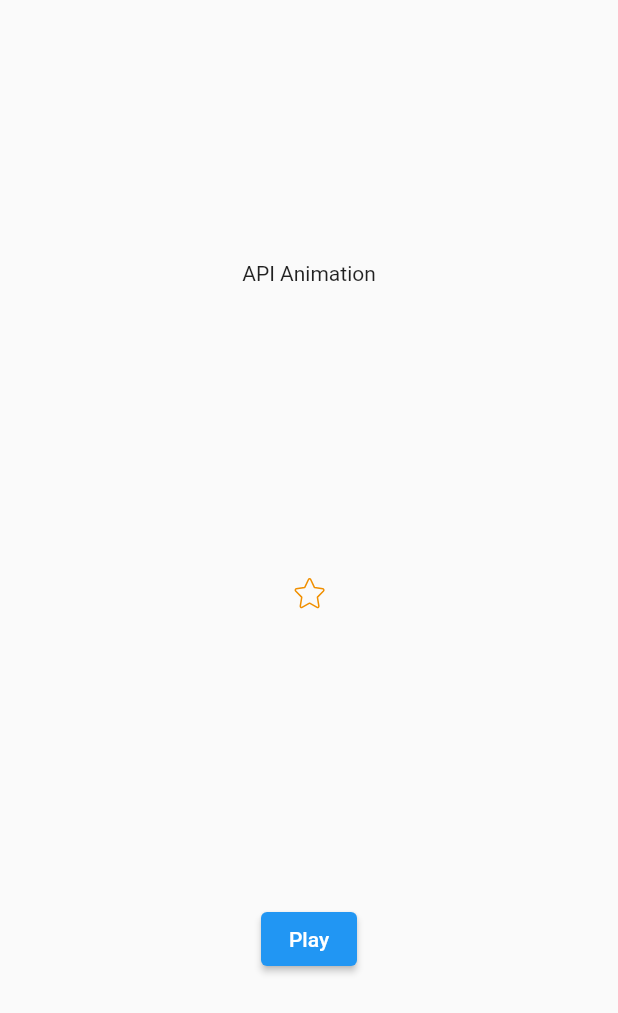
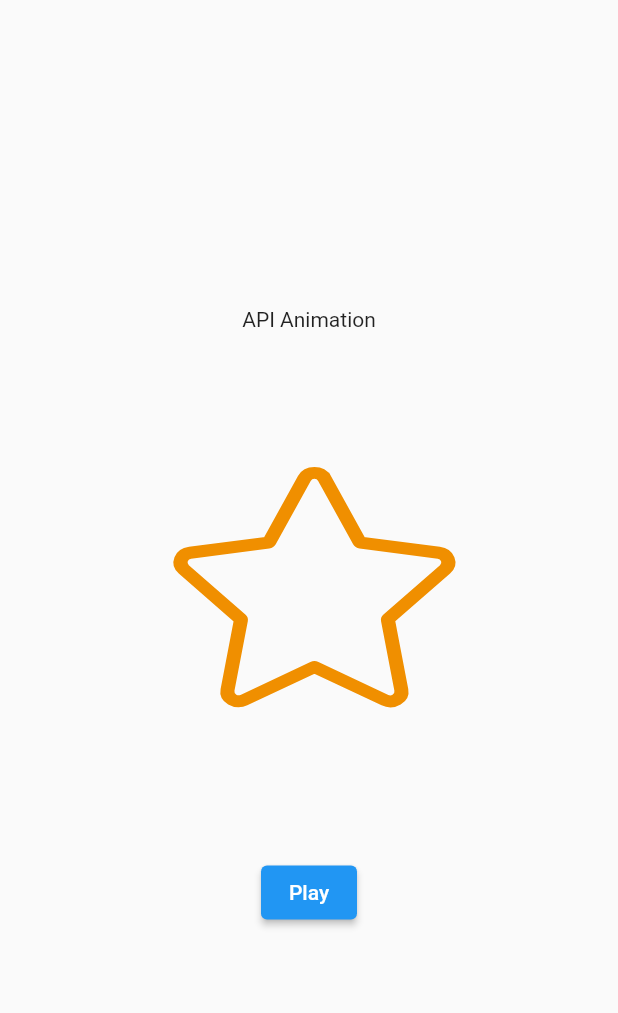
Before and after one commit to Magoulo/Flutter-Animation, a Flutter app: the screen it shows after launch, after a tap on "API", on a phone screen of 412 x 824 dp. Shown: the top 1013 px of the screen. Run offline on Flutter 3.47's test engine with Material 2 defaults, Android fonts, the light colour scheme and no system bars; our stand-ins replace lottie.

Commit message:
Bigger star

```diff
--- a/flutter_animation/lib/screens/apiAnimation.dart
+++ b/flutter_animation/lib/screens/apiAnimation.dart
@@ -41,11 +41,14 @@ class _ApiAnimationScreenState extends State<ApiAnimationScreen>
                 ),
               ],
             ),
-            Container(
+            SizedBox(
+              width: 200,
+              height: 350,
               child: Lottie.asset(
                 'assets/animations/72-favourite-app-icon.json',
                 controller: _controller,
                 repeat: true,
+                fit: BoxFit.fill,
               ),
             ),
             Center(
```
